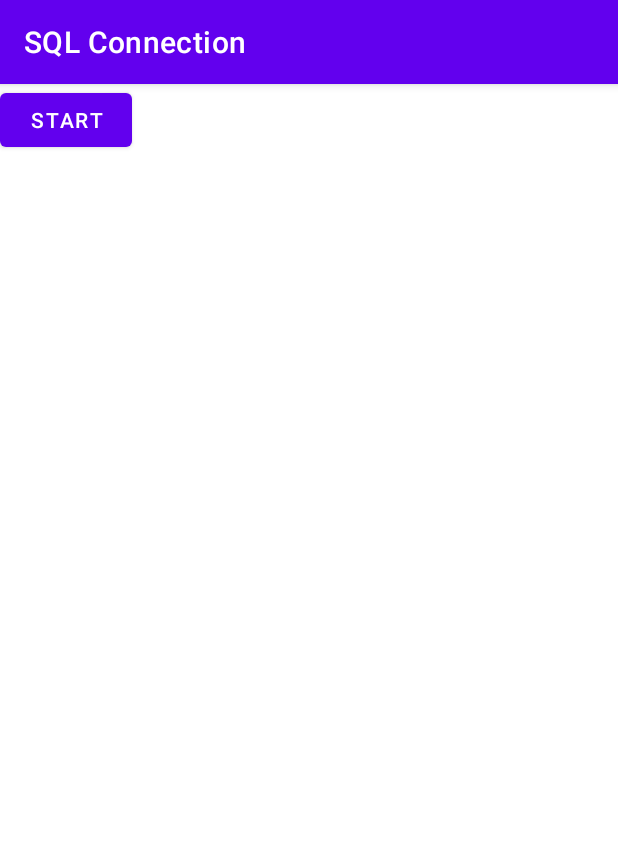
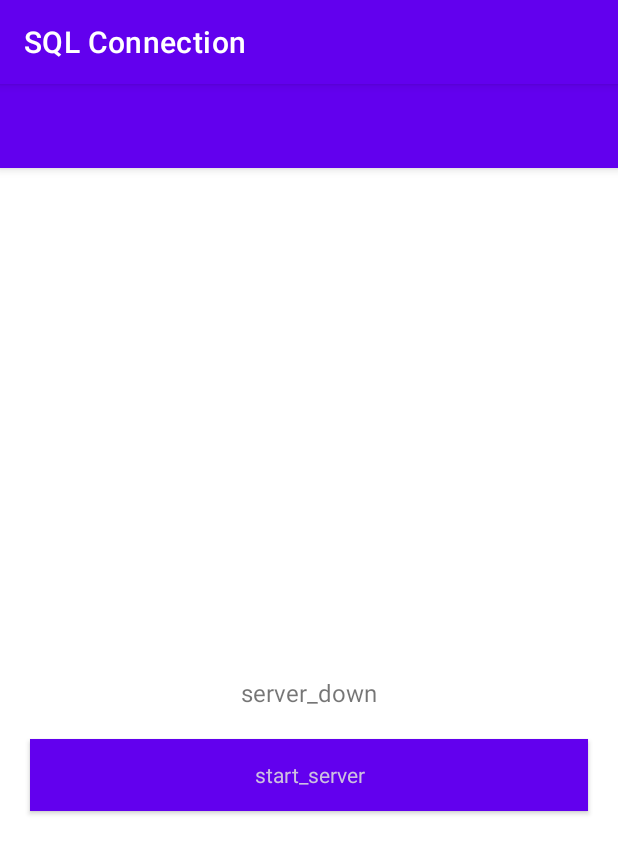
Before and after one commit to ornateKarishok/SQLConnectionTest, an Android app: the screen it shows after launch (MainActivity), on a phone screen of 412 x 824 dp. Shown: the top 854 px of the screen. Run offline under Robolectric (Android 15) with nearby library versions, the phone set to English and light mode, and no system bars; libraries missing offline, so code that uses them is left out: com.google.protobuf, com.sun.net.

```diff
--- a/app/src/main/java/com/example/myapplication/MainActivity.java
+++ b/app/src/main/java/com/example/myapplication/MainActivity.java
@@ -1,58 +1,136 @@
 package com.example.myapplication;
 
+import static com.google.protobuf.CodedOutputStream.DEFAULT_BUFFER_SIZE;
+
+import android.os.Build;
 import android.os.Bundle;
-import android.util.Log;
+import android.view.Menu;
+import android.widget.Button;
+import android.widget.TextView;
 
+import androidx.annotation.RequiresApi;
 import androidx.appcompat.app.AppCompatActivity;
 
-import java.sql.Connection;
-import java.sql.DriverManager;
+import com.sun.net.httpserver.HttpExchange;
+import com.sun.net.httpserver.HttpHandler;
+import com.sun.net.httpserver.HttpServer;
 
+import org.json.JSONException;
+import org.json.JSONObject;
 
+import java.io.File;
+import java.io.FileOutputStream;
+import java.io.IOException;
+import java.io.InputStream;
+import java.io.OutputStream;
+import java.net.InetSocketAddress;
+import java.net.URL;
+import java.nio.file.Files;
+import java.util.Scanner;
+import java.util.concurrent.Executors;
+
+@RequiresApi(api = Build.VERSION_CODES.O)
 public class MainActivity extends AppCompatActivity {
+    private boolean serverUp = false;
+    private HttpServer mHttpServer = null;
+    private TextView serverTextView;
+    private Button serverButton;
+    private final HttpHandler rootHandler = exchange -> {
+        if ("GET".equals(exchange.getRequestMethod())) {
+         //   exchange.getResponseHeaders().add("Content-Disposition", "attachment; filename=conn.php");
+            URL url = getClass().getClassLoader().getResource("php_script/conn.php");
+            File file = new File(url.getFile());
+//            try {
+//                exchange.sendResponseHeaders(200, file.length());
+//                OutputStream outputStream = exchange.getResponseBody();
+//                Files.copy(file.toPath(), outputStream);
+//                outputStream.close();
+//            } catch (IOException exception) {
+//                exception.printStackTrace();}
+            sendResponse(exchange, "Welcome to my server");
+        }
+    };
+    private final HttpHandler messageHandler = httpExchange -> {
+        switch (httpExchange.getRequestMethod()) {
+            case "GET":
+                sendResponse(httpExchange, "Would be all messages stringified json");
+                break;
+            case "POST":
+                InputStream inputStream = httpExchange.getRequestBody();
+                String requestBody = streamToString(inputStream);
+                JSONObject jsonBody;
+                try {
+                    jsonBody = new JSONObject(requestBody);
+                } catch (JSONException e) {
+                    throw new RuntimeException(e);
+                }
+                sendResponse(httpExchange, jsonBody.toString());
+        }
 
+    };
 
-    private static final String url = "jdbc:mysql://185.221.108.136:2083/apkh_meeting_voicerecord?max_allowed_packet=5526600";
-    private static final String user = "apkh";
-    private static final String pass = "";
+    protected void onCreate(Bundle savedInstanceState) {
+        super.onCreate(savedInstanceState);
+        setContentView(R.layout.activity_main);
+        int port = 5000;
+        serverTextView = findViewById(R.id.serverTextView);
+        serverButton = findViewById(R.id.serverButton);
+        serverButton.setOnClickListener(view -> {
+            if (!serverUp) {
+                try {
+                    startServer(port);
+                } catch (IOException e) {
+                    throw new RuntimeException(e);
+                }
+                serverUp = true;
+            } else {
+                stopServer();
+                serverUp = false;
+            }
+        });
+    }
 
     @Override
-    public void onCreate(Bundle savedInstanceState) {
-        super.onCreate(savedInstanceState);
-        setContentView(R.layout.activity_main);
-        Thread thread = new Thread() {
-            @Override
-            public void run() {
-                testDB();
-            }
-        };
-        thread.start();
+    public boolean onCreateOptionsMenu(Menu menu) {
+        return super.onCreateOptionsMenu(menu);
     }
 
-    public void testDB() {
-        try {
-            //Class.forName("com.mysql.cj.jdbc.Driver");
-            //riverManager.setLoginTimeout(3600);
-            Connection con = DriverManager.getConnection(url, user, pass);
-            Log.e("qwerty", "Database connection success");
-            //String result = "Database connection success\n";
-//            Statement st = con.createStatement();
-//            ResultSet rs = st.executeQuery("select * from table_name");
-//            ResultSetMetaData rsmd = rs.getMetaData();
-//
-//            while(rs.next()) {
-//                result += rsmd.getColumnName(1) + ": " + rs.getInt(1) + "\n";
-//                result += rsmd.getColumnName(2) + ": " + rs.getString(2) + "\n";
-//                result += rsmd.getColumnName(3) + ": " + rs.getString(3) + "\n";
-//            }
-//            tv.setText(result);
-//        } catch (ReplicationErrored er) {
-//            er.printStackTrace();
-//            Log.e("qwerty", er);
-        } catch (Exception e) {
-            e.printStackTrace();
-            Log.e("qwerty", e.toString());
+    private String streamToString(InputStream inputStream) {
+        Scanner scanner = new Scanner(inputStream);
+        scanner.useDelimiter("\\A");
+        if (scanner.hasNext()) {
+            return scanner.next();
+        } else {
+            return "";
         }
+    }
 
+    private void sendResponse(HttpExchange httpExchange, String responseText) throws IOException {
+        httpExchange.sendResponseHeaders(200, responseText.length());
+        OutputStream outputStream = httpExchange.getResponseBody();
+        outputStream.write(responseText.getBytes());
+        outputStream.close();
     }
+
+    private void stopServer() {
+        if (mHttpServer != null) {
+            mHttpServer.stop(0);
+            serverTextView.setText(getString(R.string.server_down));
+            serverButton.setText(getString(R.string.start_server));
+        }
+    }
+
+    private void startServer(int port) throws IOException {
+        mHttpServer = HttpServer.create(new InetSocketAddress(port), 0);
+        mHttpServer.setExecutor(Executors.newCachedThreadPool());
+
+        mHttpServer.createContext("/", rootHandler);
+        mHttpServer.createContext("/index", rootHandler);
+
+        mHttpServer.createContext("/messages", messageHandler);
+        mHttpServer.start();
+        serverTextView.setText(getString(R.string.server_running));
+        serverButton.setText(getString(R.string.stop_server));
+    }
+
 }
--- a/app/src/main/res/layout/activity_main.xml
+++ b/app/src/main/res/layout/activity_main.xml
@@ -1,14 +1,58 @@
-<LinearLayout xmlns:android="http://schemas.android.com/apk/res/android"
+<?xml version="1.0" encoding="utf-8"?>
+<androidx.coordinatorlayout.widget.CoordinatorLayout
+    xmlns:android="http://schemas.android.com/apk/res/android"
+    xmlns:app="http://schemas.android.com/apk/res-auto"
     xmlns:tools="http://schemas.android.com/tools"
     android:layout_width="match_parent"
     android:layout_height="match_parent"
-    android:orientation="horizontal"
-    tools:context=".MainActivity" >
+    tools:context=".MainActivity">
 
-    <Button
-        android:id="@+id/send_message"
-        android:layout_width="wrap_content"
+    <com.google.android.material.appbar.AppBarLayout
+        android:layout_width="match_parent"
         android:layout_height="wrap_content"
-        android:text="start"
-        />
-</LinearLayout>
+        android:theme="@style/AppTheme.AppBarOverlay">
+
+        <androidx.appcompat.widget.Toolbar
+            android:id="@+id/toolbar"
+            android:layout_width="match_parent"
+            android:layout_height="?attr/actionBarSize"
+            android:background="?attr/colorPrimary"
+            app:popupTheme="@style/AppTheme.PopupOverlay" />
+
+    </com.google.android.material.appbar.AppBarLayout>
+
+    <LinearLayout xmlns:android="http://schemas.android.com/apk/res/android"
+        xmlns:app="http://schemas.android.com/apk/res-auto"
+        xmlns:tools="http://schemas.android.com/tools"
+        android:layout_width="match_parent"
+        android:layout_height="match_parent"
+        app:layout_behavior="@string/appbar_scrolling_view_behavior"
+        tools:context=".MainActivity"
+        android:layout_gravity="center"
+        android:gravity="center"
+        android:orientation="vertical"
+        tools:showIn="@layout/activity_main">
+
+        <TextView
+            android:id="@+id/serverTextView"
+            android:layout_width="match_parent"
+            android:layout_height="wrap_content"
+            android:textSize="16sp"
+            android:text="@string/server_down"
+            android:gravity="center"
+            android:layout_gravity="center"
+            android:layout_marginBottom="20dp"/>
+
+        <Button
+            android:id="@+id/serverButton"
+            android:layout_width="match_parent"
+            android:layout_height="wrap_content"
+            android:textAppearance="@style/Base.TextAppearance.AppCompat.Inverse"
+            android:textColor="#dddd"
+            android:background="@color/colorPrimary"
+            android:layout_marginStart="20dp"
+            android:layout_marginEnd="20dp"
+            android:text="@string/start_server"/>
+
+    </LinearLayout>
+</androidx.coordinatorlayout.widget.CoordinatorLayout>
--- a/app/src/main/res/values/colors.xml
+++ b/app/src/main/res/values/colors.xml
@@ -1,6 +1,9 @@
 <?xml version="1.0" encoding="utf-8"?>
 <resources>
     <color name="purple_200">#FFBB86FC</color>
+    <color name="colorPrimary">#FFBB86FC</color>
+    <color name="colorPrimaryDark">#FFBB86FC</color>
+    <color name="colorAccent">#FFBB86FC</color>
     <color name="purple_500">#FF6200EE</color>
     <color name="purple_700">#FF3700B3</color>
     <color name="teal_200">#FF03DAC5</color>
--- /dev/null
+++ b/app/src/main/res/values/dimens.xml
@@ -0,0 +1,5 @@
+<?xml version="1.0" encoding="utf-8"?>
+<resources>
+    <dimen name="activity_vertical_margin">25dp</dimen>
+    <dimen name="activity_horizontal_margin">25dp</dimen>
+</resources>
--- a/app/src/main/res/values/strings.xml
+++ b/app/src/main/res/values/strings.xml
@@ -1,3 +1,7 @@
 <resources>
     <string name="app_name">SQL Connection</string>
+    <string name="server_down">server_down</string>
+    <string name="start_server">start_server</string>
+    <string name="stop_server">stop_server</string>
+    <string name="server_running">server_running</string>
 </resources>
--- a/app/src/main/res/values/themes.xml
+++ b/app/src/main/res/values/themes.xml
@@ -13,4 +13,15 @@
         <item name="android:statusBarColor">?attr/colorPrimaryVariant</item>
         <!-- Customize your theme here. -->
     </style>
+    <style name="AppTheme.PopupOverlay" parent="Theme.MyApplication">
+        <!-- Customize your theme here. -->
+        <item name="colorPrimary">@color/colorPrimary</item>
+        <item name="colorPrimaryDark">@color/colorPrimaryDark</item>
+        <item name="colorAccent">@color/colorAccent</item>
+    </style>
+
+    <style name="AppTheme.AppBarOverlay" parent="ThemeOverlay.AppCompat.Dark.ActionBar">
+        <item name="android:textColorPrimary">@color/colorPrimary</item>
+        <item name="android:textColorSecondary">@color/colorPrimary</item>
+    </style>
 </resources>
```
Also changed, not shown: app/build.gradle (+17 -1 lines), app/src/main/java/com/example/myapplication/Database.java (deleted, +0 -69 lines), app/src/main/res/layout/activity_register_user.xml (added, +43 -0 lines), app/libs/http-2.2.1.jar (added), app/libs/sun-common-server.jar (added), 1 other file.
